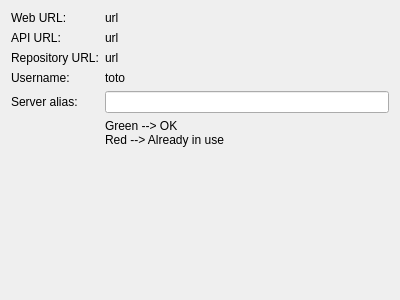
Before: the Qt Designer form src/ObsLightGui/ui/wizard_configServerAlias.ui in ronan22/obs-light, drawn with Qt 5.
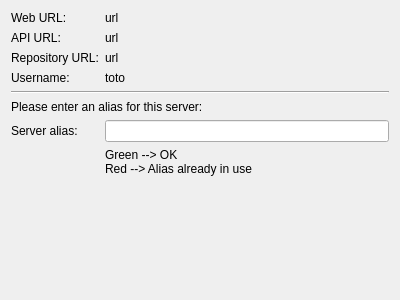
After: the same form once the commit is applied.

Diff of the .ui file:
```diff
--- a/src/ObsLightGui/ui/wizard_configServerAlias.ui
+++ b/src/ObsLightGui/ui/wizard_configServerAlias.ui
@@ -17,22 +17,15 @@
    <string>Server configuration</string>
   </property>
   <property name="subTitle">
-   <string>Check your settings and enter an alias for this server.</string>
+   <string>Recap of your settings. Username, password and URLs have been checked.</string>
   </property>
   <attribute name="pageId">
    <string notr="true">4</string>
   </attribute>
   <layout class="QFormLayout" name="formLayout">
-   <item row="4" column="0">
-    <widget class="QLabel" name="label_2">
-     <property name="text">
-      <string>Server alias:</string>
-     </property>
-    </widget>
-   </item>
-   <item row="4" column="1">
-    <widget class="QLineEdit" name="aliasLineEdit"/>
-   </item>
+   <property name="fieldGrowthPolicy">
+    <enum>QFormLayout::ExpandingFieldsGrow</enum>
+   </property>
    <item row="0" column="0">
     <widget class="QLabel" name="label">
      <property name="text">
@@ -89,11 +82,35 @@
      </property>
     </widget>
    </item>
-   <item row="5" column="1">
-    <widget class="QLabel" name="label_3">
+   <item row="4" column="0" colspan="2">
+    <widget class="Line" name="line">
+     <property name="orientation">
+      <enum>Qt::Horizontal</enum>
+     </property>
+    </widget>
+   </item>
+   <item row="6" column="0">
+    <widget class="QLabel" name="label_2">
+     <property name="text">
+      <string>Server alias:</string>
+     </property>
+    </widget>
+   </item>
+   <item row="6" column="1">
+    <widget class="QLineEdit" name="aliasLineEdit"/>
+   </item>
+   <item row="7" column="1">
+    <widget class="QLabel" name="aliasColorsLabel">
      <property name="text">
       <string>Green --&gt; OK
-Red --&gt; Already in use</string>
+Red --&gt; Alias already in use</string>
+     </property>
+    </widget>
+   </item>
+   <item row="5" column="0" colspan="2">
+    <widget class="QLabel" name="pleaseEnterAliasLabel">
+     <property name="text">
+      <string>Please enter an alias for this server:</string>
      </property>
     </widget>
    </item>
```
Left out of the diff: 3 changed lines with no effect on the pictures.
